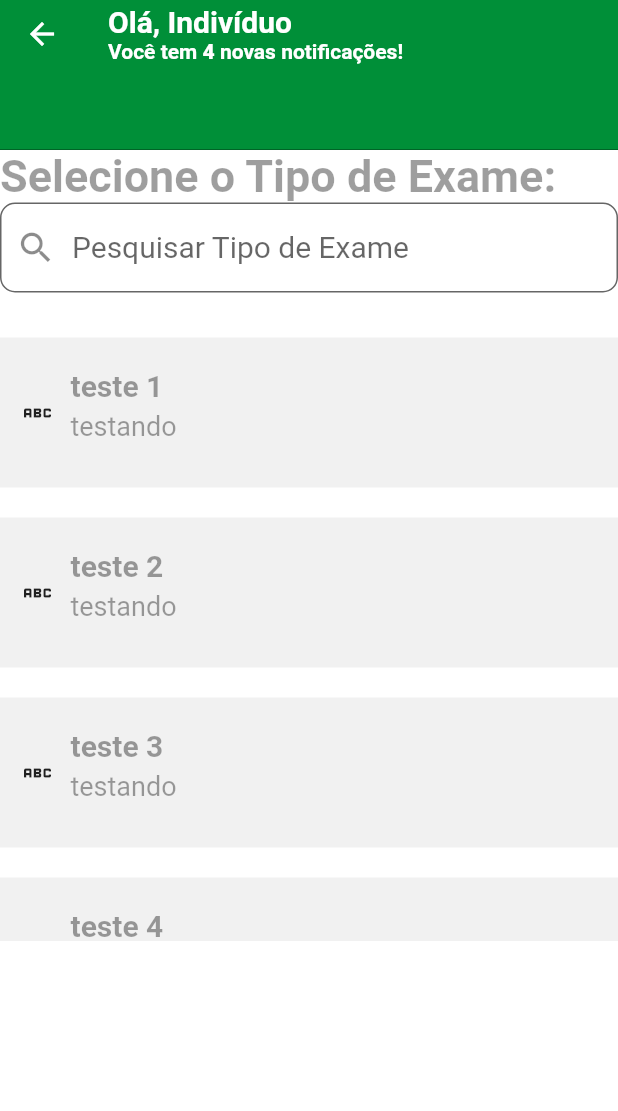
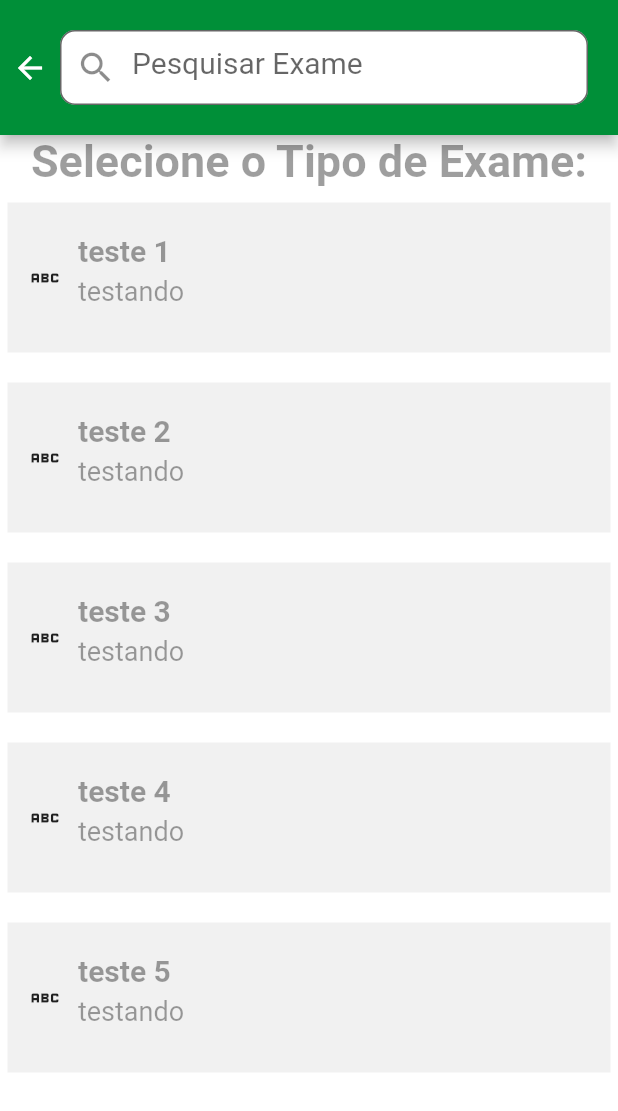
Before and after one commit to AlexWendel/veio-ta-on, a Flutter app: the AgendamentosView screen opened by its route, on a phone screen of 412 x 824 dp. Shown: the top 1111 px of the screen. Run offline on Flutter 3.47's test engine with Material 2 defaults, Android fonts, the phone set to English and light mode, and no system bars; our stand-ins replace cloud_firestore, firebase_auth, firebase_core, get, hive_flutter, mask_text_input_formatter; accounts and stored records are empty.

Commit message:
Redesign do agendamento

```diff
--- a/lib/app/modules/agendamentos/views/agendamentos_view.dart
+++ b/lib/app/modules/agendamentos/views/agendamentos_view.dart
@@ -1,10 +1,12 @@
 import 'package:flutter/material.dart';
 
 import 'package:get/get.dart';
+import 'package:hospital_maraba/app/modules/scheduleDesign.dart';
 import 'package:hospital_maraba/app/utils/color_theme.dart';
 import 'package:hospital_maraba/app/utils/common.sizes.dart';
 import 'package:hospital_maraba/app/widgets/radioBox.dart';
 
+import '../../../widgets/input_text.dart';
 import '../../MainDesign.dart';
 import '../controllers/agendamentos_controller.dart';
 
@@ -21,83 +23,13 @@ class AgendamentosView extends GetView<AgendamentosController> {
       ),
       RadioBox()
     ];
-    return MainDesign(
-        body: itemList,
-        sliverAppBar: SliverAppBar(
-            toolbarHeight: 45 * context.textScaleFactor,
-            expandedHeight: 100 * context.textScaleFactor,
-            floating: true,
-            snap: true,
-            elevation: 0,
-            flexibleSpace: Container(
-              decoration: BoxDecoration(
-                  color: Get.theme.primaryColor,
-                  border: Border(
-                      bottom: BorderSide(
-                    width: 0.2,
-                  ))),
-            ),
-            shadowColor: Colors.transparent,
-            // leading: IconButton(
-            //     onPressed: () => Get.back(),
-            //     icon: Icon(backIcon, size: mediumIconSize)),
-            title: Column(
-              mainAxisAlignment: MainAxisAlignment.start,
-              crossAxisAlignment: CrossAxisAlignment.start,
-              children: [
-                Row(children: [
-                  Flexible(
-                    child: Text(
-                      "Olá, ",
-                      style: TextStyle(
-                        fontSize: 20,
-                        fontWeight: FontWeight.w700, /*color: Colors.black54*/
-                      ),
-                    ),
-                  ),
-                  Flexible(
-                    child: Text(
-                      "Indivíduo",
-                      style: TextStyle(
-                        fontSize: 20,
-                        fontWeight: FontWeight.w700, /*color: Colors.black54*/
-                      ),
-                    ),
-                  ),
-                ]),
-                Row(children: [
-                  // Icon(Icons.circle_rounded,
-                  //     size: 14, color: Colors.lightGreenAccent),
-                  Flexible(
-                    child: Container(
-                      alignment: Alignment.centerLeft,
-                      width: Get.width / 2,
-                      child: FittedBox(
-                        fit: BoxFit.scaleDown,
-                        child: RichText(
-                          text: TextSpan(
-                            text: 'Você tem ',
-                            style: TextStyle(
-                                fontSize: 14,
-                                /*color: Colors.black54*/
-                                fontWeight: FontWeight.w600),
-                            children: <TextSpan>[
-                              TextSpan(
-                                  text: '4 ',
-                                  style: Get.theme.textTheme.bodyMedium
-                                      ?.copyWith(fontWeight: FontWeight.w800)),
-                              TextSpan(
-                                  text: 'novas notificações!',
-                                  style: Get.theme.textTheme.bodyMedium
-                                      ?.copyWith(fontWeight: FontWeight.w600)),
-                            ],
-                          ),
-                        ),
-                      ),
-                    ),
-                  ),
-                ]),
-              ],
-            )));
+    return ScheduleDesign(
+      body: itemList,
+      appBarContent: CustomInputText(
+        height: 50,
+        hintText: "Pesquisar Exame",
+        icon: Icon(Icons.search),
+      ),
+    );
   }
 }
--- /dev/null
+++ b/lib/app/modules/scheduleDesign.dart
@@ -0,0 +1,32 @@
+import 'package:flutter/material.dart';
+import 'package:get/get.dart';
+
+import '../widgets/input_text.dart';
+
+class ScheduleDesign extends GetView {
+  final List<Widget> body;
+  final Widget appBarContent;
+
+  ScheduleDesign({
+    required this.body,
+    required this.appBarContent,
+  });
+
+  @override
+  Widget build(BuildContext context) {
+    return Scaffold(
+      appBar: AppBar(
+        toolbarHeight: 90,
+        backgroundColor: Get.theme.primaryColor,
+        leadingWidth: 20,
+        titleSpacing: 20,
+        title: appBarContent,
+      ),
+      backgroundColor: Get.theme.canvasColor,
+      body: SingleChildScrollView(
+        padding: EdgeInsets.symmetric(horizontal: 5),
+        child: Column(children: body),
+      ),
+    );
+  }
+}
--- a/lib/app/widgets/input_text.dart
+++ b/lib/app/widgets/input_text.dart
@@ -28,11 +28,13 @@ class CustomInputText extends GetView {
   final String hintText;
   final Icon icon;
   final bool obfuscatedField;
+  final double height;
   final Rx<TextEditingController> textFieldController =
       TextEditingController().obs;
 
   CustomInputText(
       {this.onChanged,
+      this.height = 60,
       required this.icon,
       required this.hintText,
       this.obfuscatedField = false});
@@ -40,7 +42,7 @@ class CustomInputText extends GetView {
   @override
   Widget build(BuildContext context) {
     return Container(
-      height: 60,
+      height: height,
       alignment: Alignment.center,
       child: TextField(
         obscureText: obfuscatedField,
--- a/lib/app/widgets/radioBox.dart
+++ b/lib/app/widgets/radioBox.dart
@@ -19,7 +19,7 @@ class RadioBox extends GetView {
           color: colorList[i],
           onTap: () {
             selectionList[i] = true;
-            colorList[i] = Get.theme.backgroundColor.withAlpha(80);
+            colorList[i] = Get.theme.primaryColor.withOpacity(0.7);
             for (int j = 0; j < selectionList.length; j++) {
               if (j != i) {
                 selectionList[j] = false;
@@ -34,25 +34,10 @@ class RadioBox extends GetView {
           width: context.width)));
     }
 
-    return Column(
-      children: [
-        CustomInputText(
-          hintText: "Pesquisar Tipo de Exame",
-          icon: Icon(Icons.search),
-        ),
-        Container(
-          margin: EdgeInsets.symmetric(vertical: 20),
-          height: context.height / 2,
-          width: Get.width,
-          color: Get.theme.canvasColor,
-          child: ListView.builder(
-            itemBuilder: (BuildContext context, index) {
-              return radioList[index];
-            },
-            itemCount: radioList.length,
-          ),
-        ),
-      ],
+    return SingleChildScrollView(
+      child: Column(
+        children: radioList,
+      ),
     );
   }
 }
```
